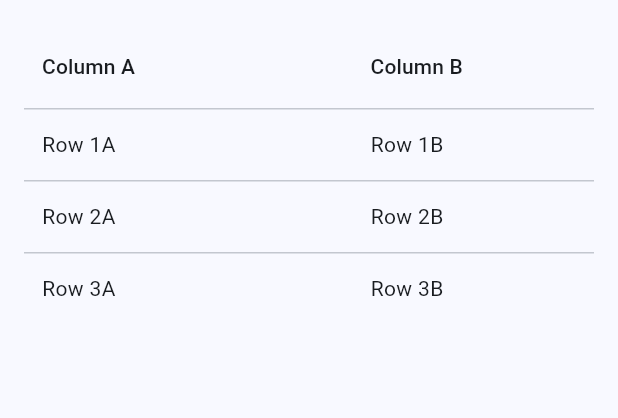
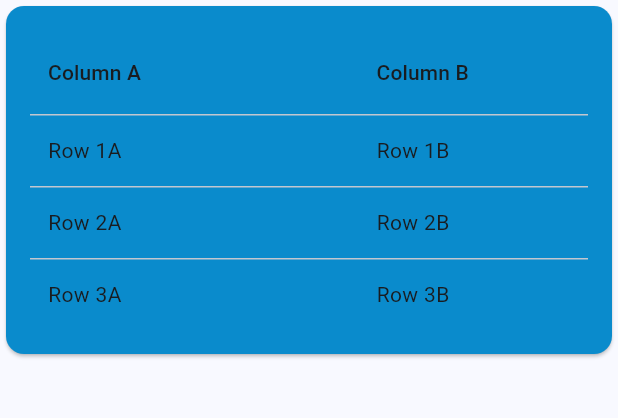
Before and after one commit to tzupingchenwork/flutter_data_table, a Flutter app: the screen it shows after launch, on a phone screen of 412 x 824 dp, the part 84-502 px from its top. Run offline on Flutter 3.47's test engine with Material 3 defaults, Android fonts, the phone set to English and light mode, and no system bars; drawn by our look-alikes of data_table_2.

Commit message:
Refactor main.dart to use a Card widget for the body

```diff
--- a/lib/main.dart
+++ b/lib/main.dart
@@ -40,7 +40,10 @@ class _MyHomePageState extends State<MyHomePage> {
           backgroundColor: Theme.of(context).colorScheme.inversePrimary,
           title: Text(widget.title),
         ),
-        body: const DataTableExample());
+        body: const Card(
+          color: Color.fromARGB(255, 10, 139, 204),
+          child: DataTableExample(),
+        ));
   }
 }
 
```
